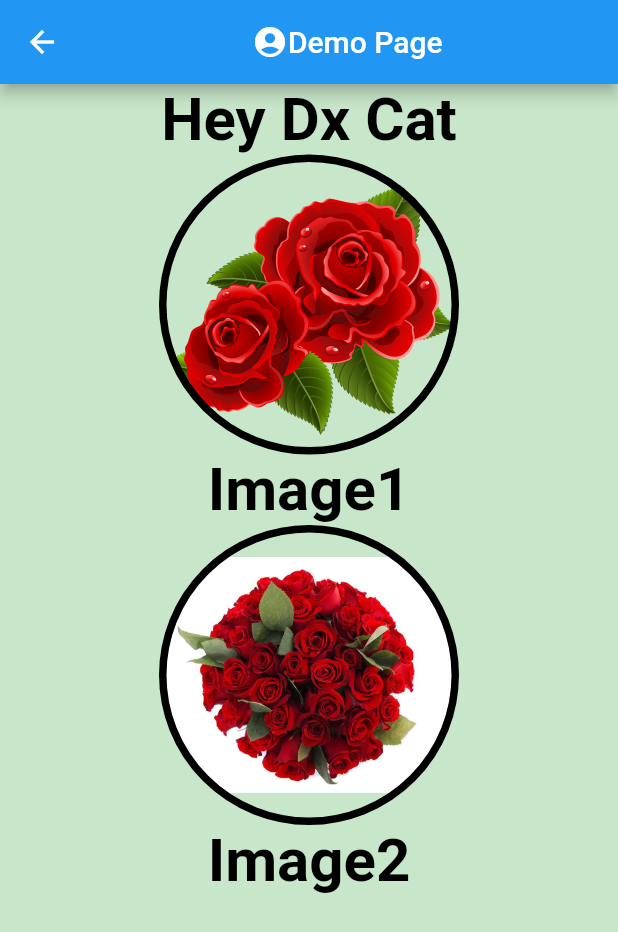
After one commit to ttcapp/sultan, a Flutter app: the screen it shows after launch, after a tap on "Go To Sing IN", on a phone screen of 412 x 824 dp. The commit adds this screen. Shown: the top 932 px of the screen. Run offline on Flutter 3.47's test engine with Material 2 defaults, Android fonts, the phone set to English and light mode, and no system bars; missing offline and left inert: slide_drawer.

Commit message:
3st Nov 2021.demo page

```diff
--- /dev/null
+++ b/lib/demo_page.dart
@@ -0,0 +1,66 @@
+import 'package:flutter/material.dart';
+
+class DemoPage extends StatefulWidget {
+  const DemoPage({Key? key}) : super(key: key);
+
+  @override
+  _DemoPageState createState() => _DemoPageState();
+}
+
+class _DemoPageState extends State<DemoPage> {
+  @override
+  Widget build(BuildContext context) {
+    return Scaffold(
+      appBar: AppBar(
+        centerTitle: true,
+        title: Row(
+          mainAxisAlignment: MainAxisAlignment.center,
+          children: [
+            Icon(Icons.account_circle_sharp),
+            Text("Demo Page"),
+            SizedBox(width: 5,),
+          ],
+        ),
+      ),
+     body: Container(
+       color: Colors.green.shade100,
+       child: Center(
+         child: Column(
+          children: [ Text("Hey Dx Cat",textAlign: TextAlign.center,style: TextStyle(
+              color: Colors.black,fontSize: 40,fontWeight: FontWeight.bold
+          ),),
+            Container(
+            height: 200,
+            width: 200,
+            decoration: BoxDecoration(
+              image: DecorationImage(
+                image: AssetImage("assets/images/image8.png")
+              ),
+                borderRadius: BorderRadius.circular(200),
+              border: Border.all(color: Colors.black,width: 5)
+            ),
+          ),
+            Text("Image1",textAlign: TextAlign.center,style: TextStyle(
+                color: Colors.black,fontSize: 40,fontWeight: FontWeight.bold
+            ),),
+            Container(
+              height: 200,
+              width: 200,
+              decoration: BoxDecoration(
+                  image: DecorationImage(
+                      image: AssetImage("assets/images/image9.png")
+                  ),
+                  borderRadius: BorderRadius.circular(200),
+                  border: Border.all(color: Colors.black,width: 5)
+              ),
+            ),
+            Text("Image2",textAlign: TextAlign.center,style: TextStyle(
+                color: Colors.black,fontSize: 40,fontWeight: FontWeight.bold
+            ),),
+          ],
+         ),
+       ),
+     ),
+    );
+  }
+}
--- a/lib/main.dart
+++ b/lib/main.dart
@@ -1,5 +1,6 @@
 import 'package:flutter/material.dart';
 import 'package:slide_drawer/slide_drawer.dart';
+import 'package:sultan/demo_page.dart';
 import 'package:sultan/log_in.dart';
 import 'package:sultan/second_page.dart';
 
@@ -17,11 +18,14 @@ double imgHeight=250;
 double imgWidth=300;
 
 class AmarApp extends StatelessWidget {
-  const AmarApp({Key? key}) : super(key: key);
+  AmarApp({Key? key}) : super(key: key);
+
+  final navigatorkey=GlobalKey<NavigatorState>();
 
   @override
   Widget build(BuildContext context) {
     return MaterialApp(
+      navigatorKey: navigatorkey,
       home:SlideDrawer(
         offsetFromRight: 180,
         backgroundColor: Colors.black,
@@ -35,9 +39,13 @@ class AmarApp extends StatelessWidget {
           MenuItem('Home',
               icon: Icons.ac_unit_outlined,
               onTap: (){}),
-          MenuItem('Project',
+          MenuItem('Demo Page',
               icon: Icons.home,
-              onTap: (){}),
+              onTap: (){
+            navigatorkey.currentState!.push(
+              MaterialPageRoute(builder:(context)=>DemoPage())
+            );
+              }),
           MenuItem('Favourite',
               icon: Icons.mode,
               onTap: (){}),
@@ -79,7 +87,12 @@ class _MyHomePageState extends State<MyHomePage> {
           child: Center(
             child: Column(
                 children: [
-
+                 ElevatedButton(
+                     onPressed: (){
+                       Navigator.push(context,
+                          MaterialPageRoute(builder: (context)=>DemoPage()));
+                     },
+                     child: Text("Go To Sing IN")),
                   InkWell(
                     onTap: (){
                       setState(() {
```
Also changed, not shown: assets/images/image8.png (added), assets/images/image9.png (added).
